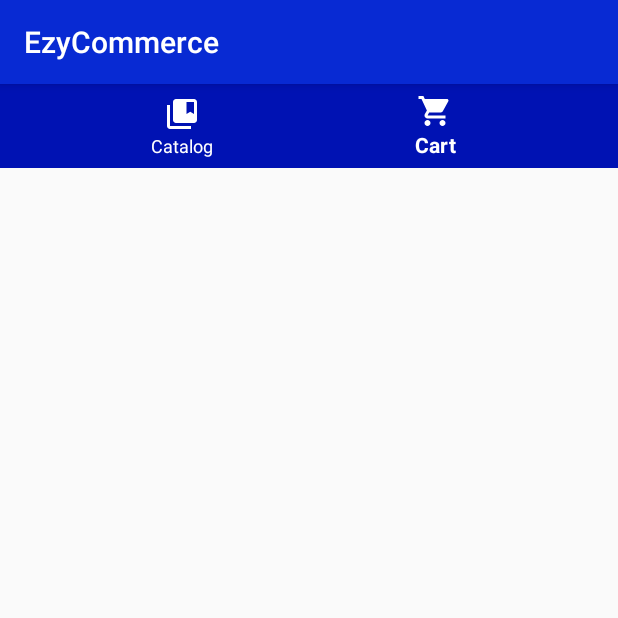
After one commit to jeremyleonardo/EzyCommerce, an Android app: the fragment NavigationFragment shown on its own in the app's theme, on a phone screen of 412 x 824 dp, the top half of it. The commit adds this screen. Run offline under Robolectric (Android 15) with nearby library versions, the phone set to English and light mode, and no system bars.

Commit message:
wip: add navigation fragment

```diff
--- /dev/null
+++ b/app/src/main/java/com/jeremyleonardo/ezycommerce/NavigationFragment.java
@@ -0,0 +1,101 @@
+package com.jeremyleonardo.ezycommerce;
+
+import android.content.Context;
+import android.content.Intent;
+import android.os.Bundle;
+
+import androidx.annotation.NonNull;
+import androidx.annotation.Nullable;
+import androidx.fragment.app.Fragment;
+
+import android.util.Log;
+import android.view.LayoutInflater;
+import android.view.MenuItem;
+import android.view.View;
+import android.view.ViewGroup;
+
+import com.google.android.material.bottomnavigation.BottomNavigationView;
+
+public class NavigationFragment extends Fragment {
+
+    NavigationListener listener;
+    BottomNavigationView navigation;
+
+    public NavigationFragment() {
+        // Required empty public constructor
+    }
+
+    public interface NavigationListener {
+        void onNavigationClick(int index);
+    }
+
+    public static NavigationFragment newInstance() {
+        NavigationFragment fragment = new NavigationFragment();
+        Bundle args = new Bundle();
+        fragment.setArguments(args);
+        return fragment;
+    }
+
+    @Override
+    public void onAttach(Context context) {
+        super.onAttach(context);
+        if(getActivity() instanceof NavigationListener) {
+            listener = (NavigationListener) getActivity();
+        }
+    }
+
+    @Override
+    public void onCreate(Bundle savedInstanceState) {
+        super.onCreate(savedInstanceState);
+//        if (getArguments() != null) {
+//        }
+    }
+
+    @Override
+    public View onCreateView(LayoutInflater inflater, ViewGroup container,
+                             Bundle savedInstanceState) {
+
+        // Inflate the layout for this fragment
+        return inflater.inflate(R.layout.fragment_navigation, container, false);
+    }
+
+    @Override
+    public void onViewCreated(@NonNull View view, @Nullable Bundle savedInstanceState) {
+        super.onViewCreated(view, savedInstanceState);
+
+        navigation = (BottomNavigationView) getView().findViewById(R.id.navigation);
+        navigation.setOnNavigationItemSelectedListener(mOnNavigationItemSelectedListener);
+
+        if(getActivity().findViewById(R.id.fragment_book_list) != null)
+            navigation.setSelectedItemId(R.id.navigation_catalog);
+        else
+            navigation.setSelectedItemId(R.id.navigation_cart);
+
+    }
+
+    private BottomNavigationView.OnNavigationItemSelectedListener mOnNavigationItemSelectedListener
+            = new BottomNavigationView.OnNavigationItemSelectedListener() {
+
+        @Override
+        public boolean onNavigationItemSelected(@NonNull MenuItem item) {
+            Log.v("TESTDEBUG", "menuklik");
+            switch (item.getItemId()) {
+                case R.id.navigation_catalog:
+                    if(listener != null) {
+                        listener.onNavigationClick(0);
+                        navigation.setSelectedItemId(R.id.navigation_cart);
+                    }
+                    return true;
+                case R.id.navigation_cart:
+                    Log.v("TESTDEBUG", "cartclick");
+                    if(listener != null) {
+                        listener.onNavigationClick(1);
+                        navigation.setSelectedItemId(R.id.navigation_catalog);
+                    }
+                    return true;
+            }
+            return false;
+        }
+
+    };
+}
--- /dev/null
+++ b/app/src/main/res/layout/fragment_navigation.xml
@@ -0,0 +1,21 @@
+<?xml version="1.0" encoding="utf-8"?>
+<FrameLayout xmlns:android="http://schemas.android.com/apk/res/android"
+    xmlns:app="http://schemas.android.com/apk/res-auto"
+    xmlns:tools="http://schemas.android.com/tools"
+    android:layout_width="match_parent"
+    android:layout_height="wrap_content"
+    tools:context=".NavigationFragment">
+
+    <com.google.android.material.bottomnavigation.BottomNavigationView
+        android:id="@+id/navigation"
+        android:layout_width="match_parent"
+        android:layout_height="wrap_content"
+        android:layout_gravity="bottom"
+        android:background="@color/colorPrimaryDark"
+        android:foreground="?attr/selectableItemBackground"
+        app:itemBackground="@color/colorPrimaryDark"
+        app:itemIconTint="@android:color/white"
+        app:itemTextColor="@android:color/white"
+        app:menu="@menu/main_navigation"></com.google.android.material.bottomnavigation.BottomNavigationView>
+
+</FrameLayout>
```
Also changed, not shown: app/src/main/java/com/jeremyleonardo/ezycommerce/MainActivity.java (+9 -36 lines).
